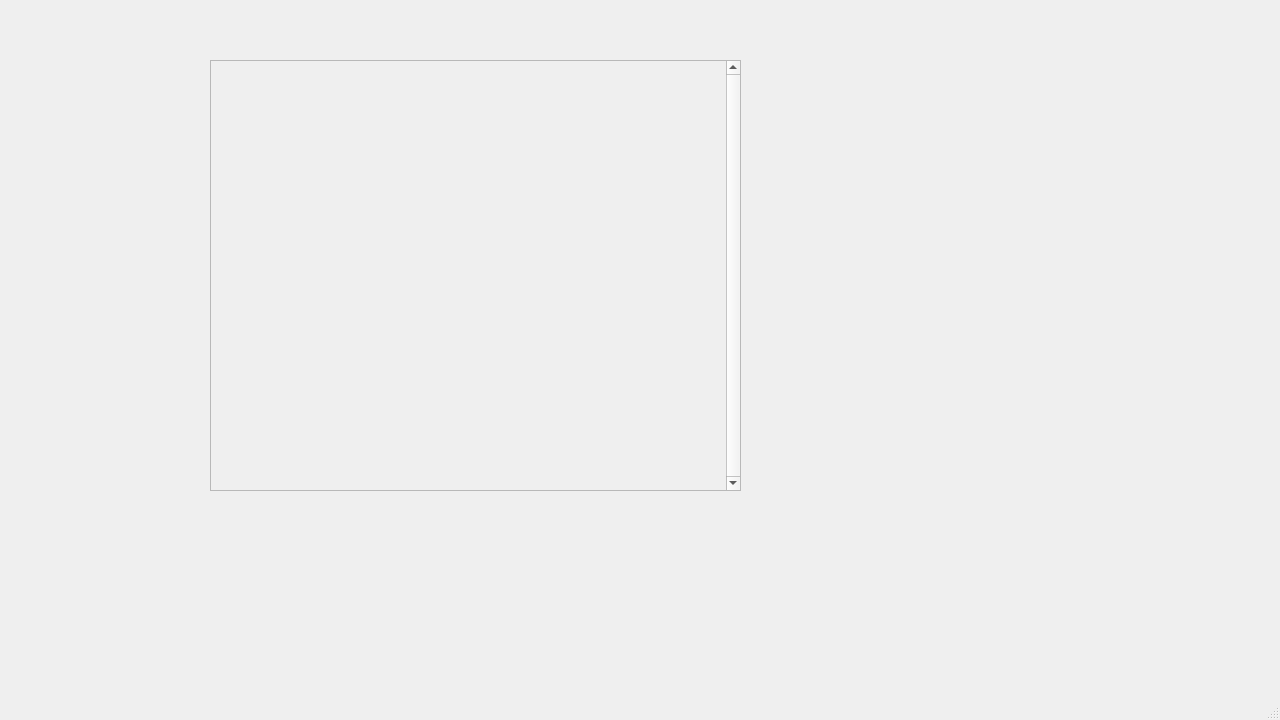
Nickswoboda/HEPBuilder, file src/mainwindow.ui: the form before one commit.
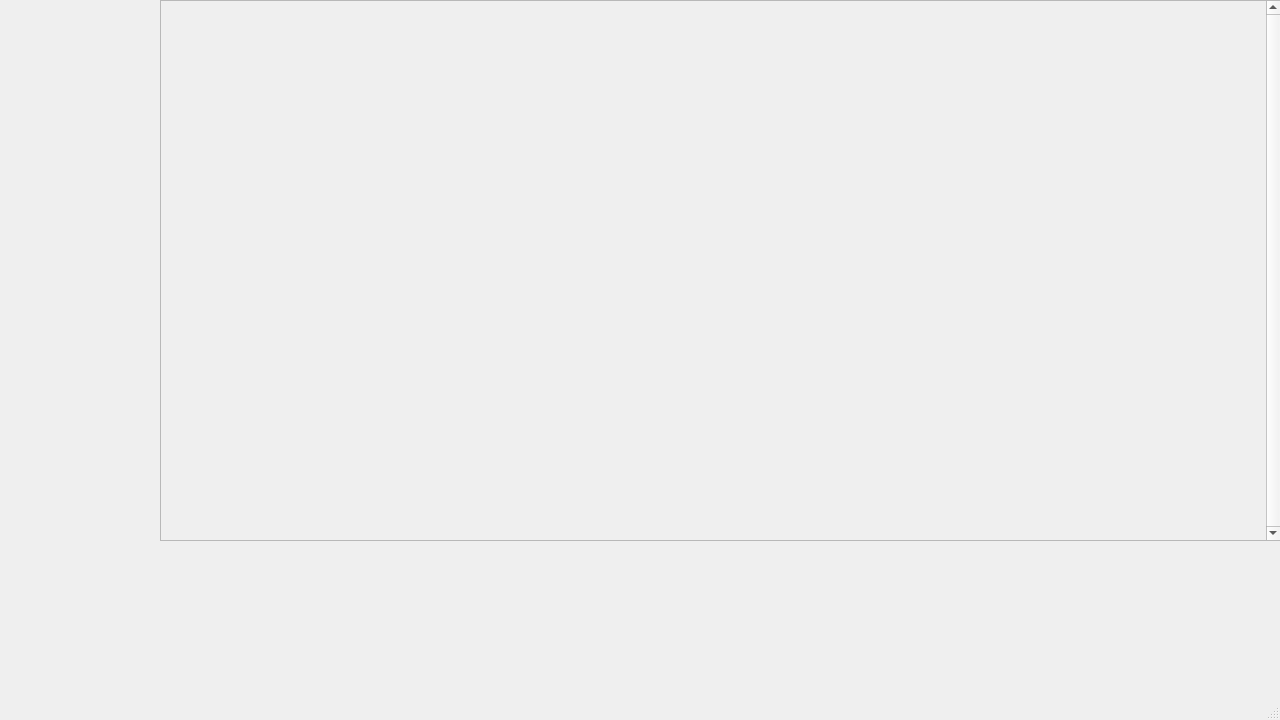
The form after the commit.

What changed in the file:
```diff
--- a/src/mainwindow.ui
+++ b/src/mainwindow.ui
@@ -17,10 +17,10 @@
    <widget class="QScrollArea" name="exercise_area">
     <property name="geometry">
      <rect>
-      <x>210</x>
-      <y>60</y>
-      <width>531</width>
-      <height>431</height>
+      <x>160</x>
+      <y>0</y>
+      <width>1121</width>
+      <height>541</height>
      </rect>
     </property>
     <property name="verticalScrollBarPolicy">
@@ -37,8 +37,8 @@
       <rect>
        <x>0</x>
        <y>0</y>
-       <width>512</width>
-       <height>429</height>
+       <width>1102</width>
+       <height>539</height>
       </rect>
      </property>
     </widget>
```
